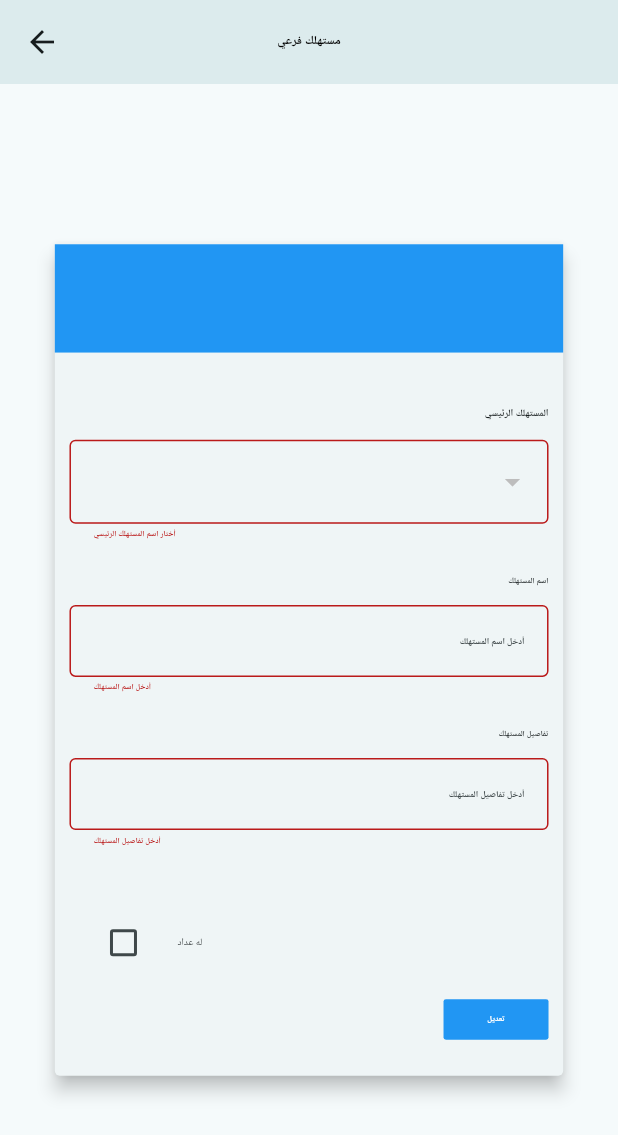
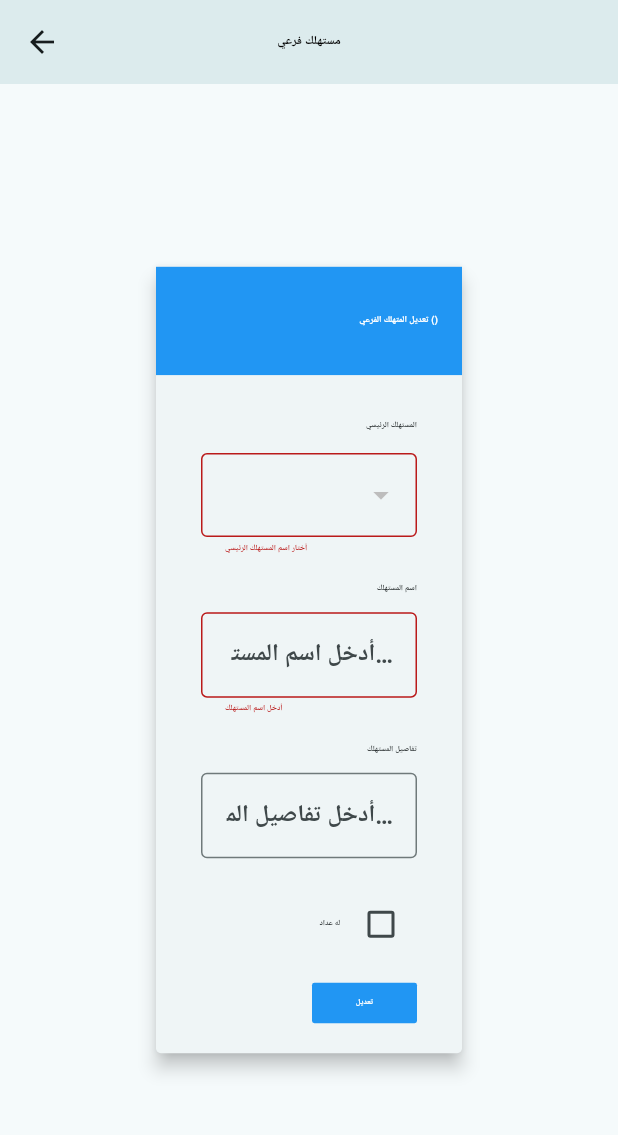
Before and after one commit to EnAhmad23/fuel_management_app, a Flutter app: the UpdateSubconsumer screen opened directly, after a tap on "تعديل", on a phone screen of 412 x 824 dp. Shown: the top 1135 px of the screen. Run offline on Flutter 3.47's test engine with Material 3 defaults, Android fonts, the phone set to English and light mode, and no system bars; our stand-ins replace file_picker, flutter_screenutil, get, lottie, sqflite, sqflite_common_ffi; accounts and stored records are empty; Roboto replaces fonts that are missing (Calibri); project files that could hold a hidden picture were left out.

Commit message:
last update

```diff
--- a/lib/Controllers/sub_provider.dart
+++ b/lib/Controllers/sub_provider.dart
@@ -273,16 +273,20 @@ class SubProvider extends ChangeNotifier {
         consumerName: dropdownValue!,
         hasRcord: hasRcord,
       ));
-      description.clear();
-      subName.clear();
-      name.clear();
-      subDescription.clear();
-      changRecord(false);
-      changeDropdownValue(null);
+      clearFields();
 
       if (done != 0) {
         MySnackbar.doneSnack(massege: 'تم تعديل المستهلك بنجاح');
       }
     }
   }
+
+  void clearFields() {
+    description.clear();
+    subName.clear();
+    name.clear();
+    subDescription.clear();
+    changRecord(false);
+    changeDropdownValue(null);
+  }
 }
--- a/lib/UI/Widgets/consumers_table.dart
+++ b/lib/UI/Widgets/consumers_table.dart
@@ -40,7 +40,11 @@ class ConsumersTable extends StatelessWidget {
                     style: TextStyle(fontSize: 18)))),
         DataColumn(
             label: Center(
-                child: Text('المستهلك', style: TextStyle(fontSize: 18)))),
+                child: Text(
+          'المستهلك',
+          style: TextStyle(fontSize: 18),
+          textAlign: TextAlign.center,
+        ))),
         DataColumn(
             label: Center(child: Text('#', style: TextStyle(fontSize: 18)))),
       ],
--- a/lib/UI/Widgets/operationTable.dart
+++ b/lib/UI/Widgets/operationTable.dart
@@ -163,7 +163,9 @@ class OperationTable extends StatelessWidget {
                                             opPro.getWeeklySubOP();
                                             // opPro.clearSarfFeild();
                                             // opPro.clearWardFeild();
+
                                             Get.back();
+                                            opPro.showDeleteSuccessSnackbar();
                                           },
                                           child: Container(
                                             decoration: BoxDecoration(
--- a/lib/UI/update_subconsumer.dart
+++ b/lib/UI/update_subconsumer.dart
@@ -1,10 +1,11 @@
 import 'package:flutter/material.dart';
 import 'package:flutter_screenutil/flutter_screenutil.dart';
+import 'package:fuel_management_app/Controllers/op_provider.dart';
+import 'package:fuel_management_app/Controllers/sub_provider.dart';
+import 'package:fuel_management_app/UI/Widgets/custom_switch.dart';
+import 'package:fuel_management_app/UI/Widgets/myTextFormField.dart';
+import 'package:fuel_management_app/UI/Widgets/my_button.dart';
 import 'package:provider/provider.dart';
-
-import '../Controllers/sub_provider.dart';
-import 'Widgets/myTextFormField.dart';
-import 'Widgets/my_button.dart';
 
 class UpdateSubconsumer extends StatelessWidget {
   const UpdateSubconsumer({super.key});
@@ -26,7 +27,7 @@ class UpdateSubconsumer extends StatelessWidget {
       body: Center(
         child: SizedBox(
           child: Padding(
-            padding: EdgeInsets.symmetric(vertical: 30.h, horizontal: 100.w),
+            padding: const EdgeInsets.symmetric(vertical: 30, horizontal: 100),
             child: Card(
               elevation: 5,
               shape: RoundedRectangleBorder(
@@ -44,12 +45,23 @@ class UpdateSubconsumer extends StatelessWidget {
                           color: Colors.blue,
                           width: double.infinity,
                           padding: const EdgeInsets.all(16.0),
+                          child: Align(
+                            alignment: Alignment.centerRight,
+                            child: Text(
+                              'تعديل المتهلك الفرعي (${provider.subName.text})',
+                              style: TextStyle(
+                                color: Colors.white,
+                                fontSize: 18.0.sp,
+                                fontWeight: FontWeight.bold,
                               ),
-                        SizedBox(
-                          height: 30.h,
+                            ),
+                          ),
+                        ),
+                        const SizedBox(
+                          height: 30,
                         ),
                         Padding(
-                            padding: EdgeInsets.symmetric(horizontal: 30.w),
+                            padding: const EdgeInsets.symmetric(horizontal: 30),
                             child: Column(
                               children: [
                                 Align(
@@ -57,12 +69,12 @@ class UpdateSubconsumer extends StatelessWidget {
                                   child: Text('المستهلك الرئيسي',
                                       style: Theme.of(context)
                                           .textTheme
-                                          .bodyMedium
+                                          .bodySmall
                                           ?.copyWith(
-                                              fontWeight: FontWeight.bold)),
+                                              fontWeight: FontWeight.w800)),
                                 ),
-                                SizedBox(
-                                  height: 10.h,
+                                const SizedBox(
+                                  height: 15,
                                 ),
                                 DropdownButtonFormField<String>(
                                     // alignment: Alignment.centerRight,
@@ -83,48 +95,63 @@ class UpdateSubconsumer extends StatelessWidget {
                                       );
                                     }).toList(),
                                     validator: provider.conNameValidtor),
-                                SizedBox(
-                                  height: 20.h,
+                                const SizedBox(
+                                  height: 20,
                                 ),
                                 MyTextFormField(
                                   validator: provider.subNameValidtor,
                                   labelText: 'اسم المستهلك',
                                   hintText: 'أدخل اسم المستهلك',
                                   controller: provider.subName,
+                                  fontSize: 16,
                                 ),
-                                SizedBox(
-                                  height: 20.h,
+                                const SizedBox(
+                                  height: 20,
                                 ),
                                 MyTextFormField(
                                   labelText: 'تفاصيل المستهلك',
                                   hintText: 'أدخل تفاصيل المستهلك',
                                   controller: provider.subDescription,
-                                  validator: provider.descriptionValidtor,
+                                  fontSize: 16,
+                                  // validator: provider.descriptionValidtor,
                                 ),
-                                SizedBox(
-                                  height: 30.h,
+                                const SizedBox(
+                                  height: 20,
                                 ),
                                 Consumer<SubProvider>(
                                     builder: (context, subPro, x) {
                                   return Align(
                                       alignment: Alignment.topRight,
-                                    child: CheckboxListTile(
-                                      title: Text(
+                                      child: Row(
+                                        mainAxisAlignment: MainAxisAlignment
+                                            .end, // Aligning the row to the start
+                                        children: [
+                                          Align(
+                                            alignment: Alignment.center,
+                                            child: Text(
                                               'له عداد',
                                               style: Theme.of(context)
                                                   .textTheme
-                                            .bodyMedium,
+                                                  .bodySmall
+                                                  ?.copyWith(
+                                                      fontWeight: FontWeight
+                                                          .bold), // Customize the style as needed
                                             ),
-                                      value: subPro.hasRcord ?? false,
-                                      onChanged: (bool? newValue) {
-                                        subPro.changRecord(newValue ?? false);
-                                      },
-                                      controlAffinity:
-                                          ListTileControlAffinity.leading,
                                           ),
-                                  );
+                                          SizedBox(
+                                            width: 10.w,
+                                          ),
+                                          Checkbox(
+                                            value: subPro.hasRcord,
+                                            onChanged: (value) => provider
+                                                .changRecord(value ?? false),
+                                          )
+                                        ],
+                                      ));
                                 }),
-                                SizedBox(height: 8.h),
+                                SizedBox(
+                                  height: 15,
+                                ),
                                 Consumer<SubProvider>(
                                     builder: (context, subPr, x) {
                                   return Align(
@@ -135,7 +162,7 @@ class UpdateSubconsumer extends StatelessWidget {
                                     ),
                                   );
                                 }),
-                                SizedBox(height: 20.h),
+                                const SizedBox(height: 20),
                               ],
                             )),
                       ],
```
Also changed, not shown: lib/Controllers/op_provider.dart (+33 -0 lines), lib/Controllers/trip_provider.dart (+11 -8 lines), lib/UI/Widgets/custom_switch.dart (+3 -7 lines), lib/UI/add_subconsumer.dart (+31 -16 lines), lib/UI/home_page.dart (+9 -3 lines), lib/UI/update_operation_sarf.dart (+16 -8 lines). Lines whose indentation alone changed are shown as unchanged.
